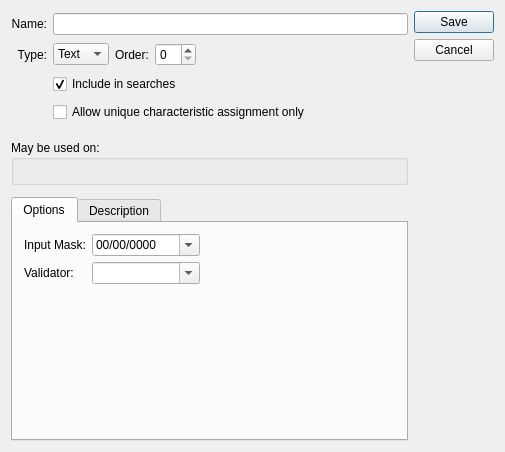
Before: the Qt Designer form guiclient/characteristic.ui in jjzhang166/qt-client, drawn with Qt 5.
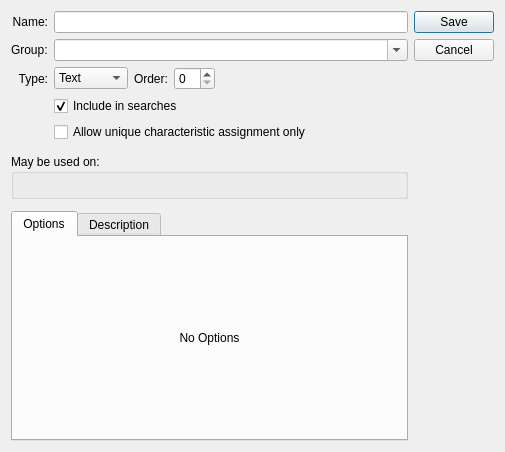
After: the same form once the commit is applied. The open tabs and pages were chosen to show the change. Custom widgets are drawn as their Qt base class.

```diff
--- a/guiclient/characteristic.ui
+++ b/guiclient/characteristic.ui
@@ -26,23 +26,17 @@
    </property>
    <item row="0" column="0">
     <layout class="QGridLayout" name="gridLayout_7">
-     <item row="0" column="0">
-      <widget class="QLabel" name="_nameLit">
+     <item row="4" column="1">
+      <widget class="QCheckBox" name="_unique">
        <property name="text">
-        <string>Name:</string>
+        <string>Allow unique characteristic assignment only</string>
        </property>
-       <property name="alignment">
-        <set>Qt::AlignRight|Qt::AlignTrailing|Qt::AlignVCenter</set>
-       </property>
-       <property name="buddy">
-        <cstring>_name</cstring>
+       <property name="checked">
+        <bool>false</bool>
        </property>
       </widget>
      </item>
-     <item row="0" column="1">
-      <widget class="XLineEdit" name="_name"/>
-     </item>
-     <item row="1" column="0">
+     <item row="2" column="0">
       <widget class="QLabel" name="_typeLit">
        <property name="text">
         <string>Type:</string>
@@ -52,7 +46,7 @@
        </property>
       </widget>
      </item>
-     <item row="1" column="1">
+     <item row="2" column="1">
       <layout class="QHBoxLayout" name="horizontalLayout_2">
        <item>
         <widget class="XComboBox" name="_type">
@@ -71,6 +65,11 @@
            <string>Date</string>
           </property>
          </item>
+         <item>
+          <property name="text">
+           <string>Number</string>
+          </property>
+         </item>
         </widget>
        </item>
        <item>
@@ -98,7 +97,7 @@
        </item>
       </layout>
      </item>
-     <item row="2" column="1">
+     <item row="3" column="1">
       <widget class="QCheckBox" name="_search">
        <property name="text">
         <string>Include in searches</string>
@@ -108,13 +107,39 @@
        </property>
       </widget>
      </item>
-     <item row="3" column="1">
-      <widget class="QCheckBox" name="_unique">
+     <item row="0" column="0">
+      <widget class="QLabel" name="_nameLit">
        <property name="text">
-        <string>Allow unique characteristic assignment only</string>
+        <string>Name:</string>
        </property>
-       <property name="checked">
-        <bool>false</bool>
+       <property name="alignment">
+        <set>Qt::AlignRight|Qt::AlignTrailing|Qt::AlignVCenter</set>
+       </property>
+       <property name="buddy">
+        <cstring>_name</cstring>
+       </property>
+      </widget>
+     </item>
+     <item row="0" column="1">
+      <widget class="XLineEdit" name="_name"/>
+     </item>
+     <item row="1" column="0">
+      <widget class="QLabel" name="_charGroupLit">
+       <property name="text">
+        <string>Group:</string>
+       </property>
+      </widget>
+     </item>
+     <item row="1" column="1">
+      <widget class="XComboBox" name="_charGroup">
+       <property name="editable">
+        <bool>true</bool>
+       </property>
+       <property name="allowNull">
+        <bool>true</bool>
+       </property>
+       <property name="defaultCode">
+        <enum>XComboBox::None</enum>
        </property>
       </widget>
      </item>
@@ -313,6 +338,20 @@
            </item>
           </layout>
          </widget>
+         <widget class="QWidget" name="_numberPage">
+          <layout class="QVBoxLayout" name="verticalLayout_3">
+           <item>
+            <widget class="QLabel" name="label_2">
+             <property name="text">
+              <string>No Options</string>
+             </property>
+             <property name="alignment">
+              <set>Qt::AlignCenter</set>
+             </property>
+            </widget>
+           </item>
+          </layout>
+         </widget>
         </widget>
        </item>
       </layout>
```
Left out of the diff: 1 changed line with no effect on the pictures.
